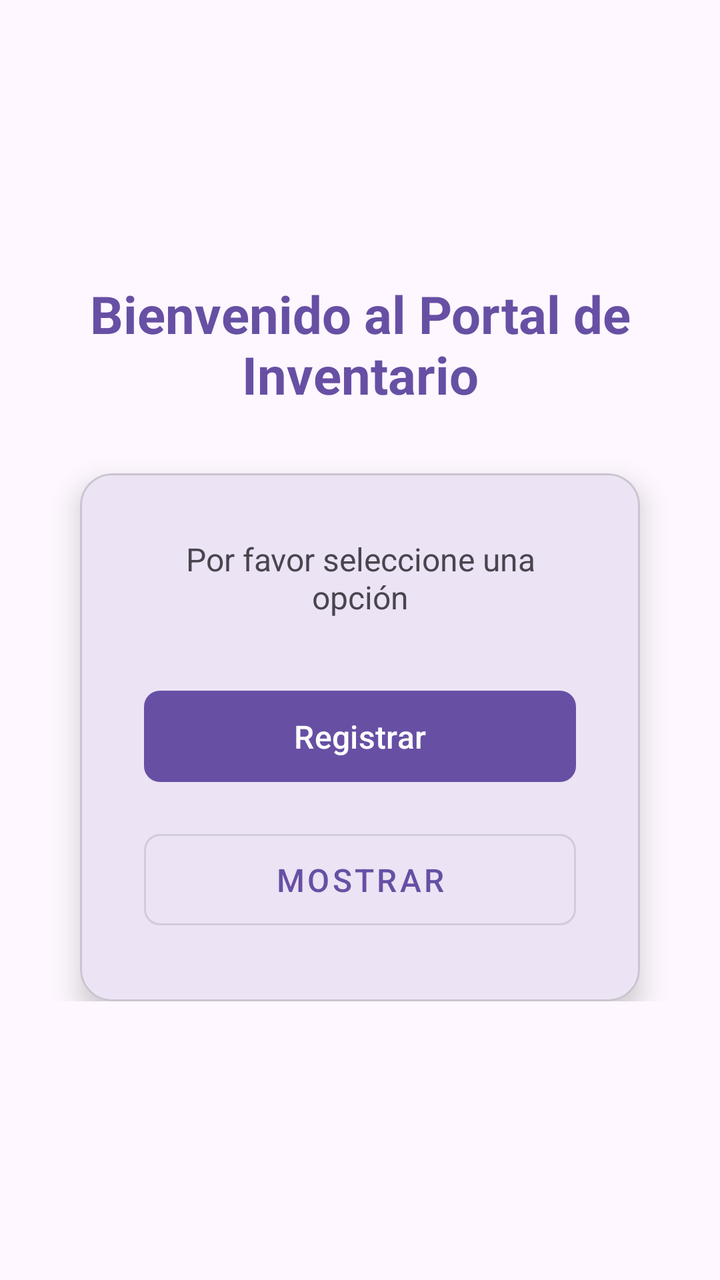
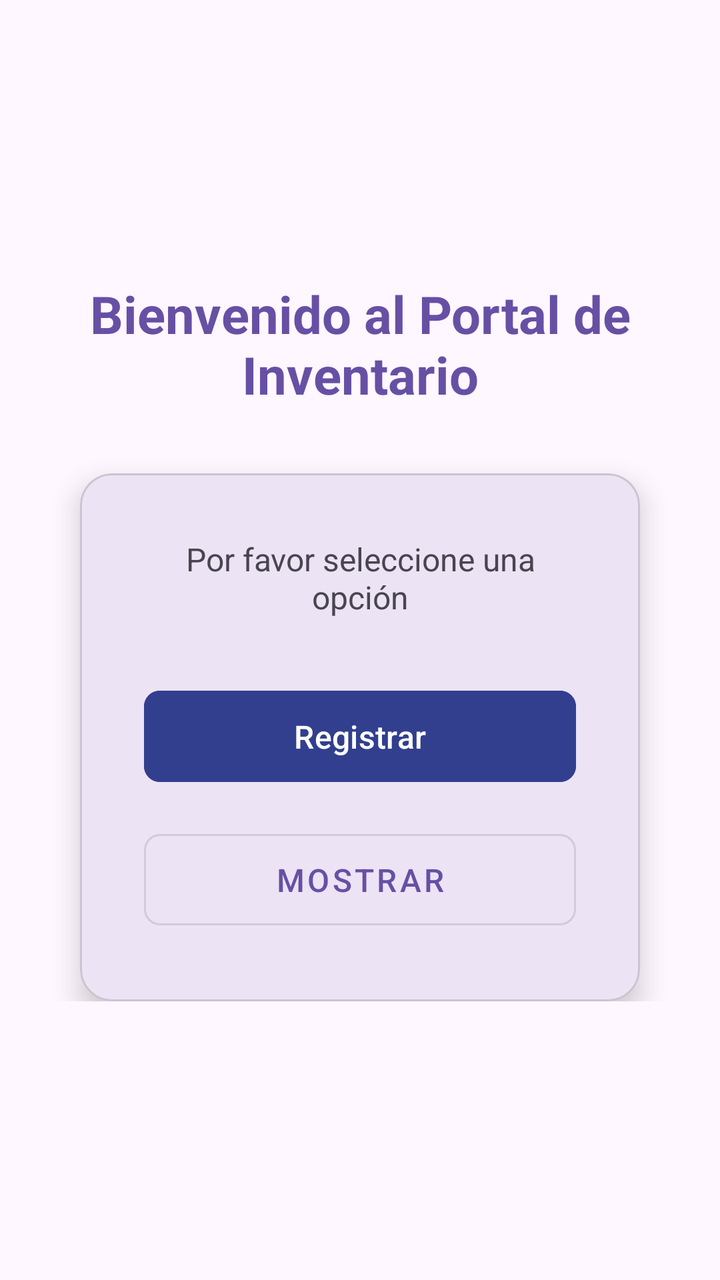

Two renders of the same Android screen: before a commit and after it. Below are the layout's source before the change and the commit's diff.
<!-- AndroidManifest.xml: application theme Theme.Control_Material -->
<!-- res/layout/activity_inv_info.xml -->
<?xml version="1.0" encoding="utf-8"?>
<androidx.constraintlayout.widget.ConstraintLayout xmlns:android="http://schemas.android.com/apk/res/android"
    xmlns:app="http://schemas.android.com/apk/res-auto"
    xmlns:tools="http://schemas.android.com/tools"
    android:id="@+id/main"
    android:layout_width="match_parent"
    android:layout_height="match_parent"
    tools:context=".inventory.InvInfo">

    <LinearLayout
        android:layout_width="match_parent"
        android:layout_height="wrap_content"
        android:orientation="vertical"
        android:gravity="center"
        android:padding="24dp"
        app:layout_constraintTop_toTopOf="parent"
        app:layout_constraintBottom_toBottomOf="parent"
        app:layout_constraintStart_toStartOf="parent"
        app:layout_constraintEnd_toEndOf="parent">

        <TextView
            android:id="@+id/invInfoWelcome"
            android:layout_width="wrap_content"
            android:layout_height="wrap_content"
            android:text="Bienvenido al Portal de Inventario"
            android:textSize="26sp"
            android:textStyle="bold"
            android:textAlignment="center"
            android:layout_marginBottom="32dp"
            android:textColor="?attr/colorPrimary" />

        <com.google.android.material.card.MaterialCardView
            android:layout_width="match_parent"
            android:layout_height="wrap_content"
            app:cardCornerRadius="16dp"
            app:cardElevation="8dp"
            android:layout_marginHorizontal="16dp">

            <LinearLayout
                android:id="@+id/invInfoCompact"
                android:layout_width="match_parent"
                android:layout_height="wrap_content"
                android:gravity="center"
                android:orientation="vertical"
                android:padding="32dp">

                <TextView
                    android:id="@+id/invInfoSelect"
                    android:layout_width="wrap_content"
                    android:layout_height="wrap_content"
                    android:layout_marginBottom="32dp"
                    android:text="Por favor seleccione una opción"
                    android:textAlignment="center"
                    android:textColor="?android:attr/textColorSecondary"
                    android:textSize="16sp" />

                <com.google.android.material.button.MaterialButton
                    android:id="@+id/invInfoRegister"
                    android:layout_width="match_parent"
                    android:layout_height="wrap_content"
                    android:layout_marginBottom="16dp"
                    android:onClick="registerInventory"
                    android:paddingVertical="12dp"
                    android:text="Registrar"
                    android:textSize="16sp"
                    app:cornerRadius="8dp" />

                <com.google.android.material.button.MaterialButton
                    android:id="@+id/invInfoBtnShow"
                    style="@style/Widget.MaterialComponents.Button.OutlinedButton"
                    android:layout_width="match_parent"
                    android:layout_height="wrap_content"
                    android:onClick="viewInventory"
                    android:paddingVertical="12dp"
                    android:text="Mostrar"
                    android:textSize="16sp"
                    app:cornerRadius="8dp" />

            </LinearLayout>
        </com.google.android.material.card.MaterialCardView>

    </LinearLayout>

</androidx.constraintlayout.widget.ConstraintLayout>
<!-- resources referenced by this layout -->
<resources>
  <style name="Theme.Control_Material" parent="Base.Theme.Control_Material" />
  <style name="Base.Theme.Control_Material" parent="Theme.Material3.DayNight.NoActionBar">
          
          
      </style>
</resources>

<!-- the commit's change to res/layout/activity_inv_info.xml (unified diff, before → after) -->
@@ -61,6 +61,7 @@
                     android:layout_marginBottom="16dp"
                     android:onClick="registerInventory"
                     android:paddingVertical="12dp"
+                    android:backgroundTint="#323F8E"
                     android:text="Registrar"
                     android:textSize="16sp"
                     app:cornerRadius="8dp" />
